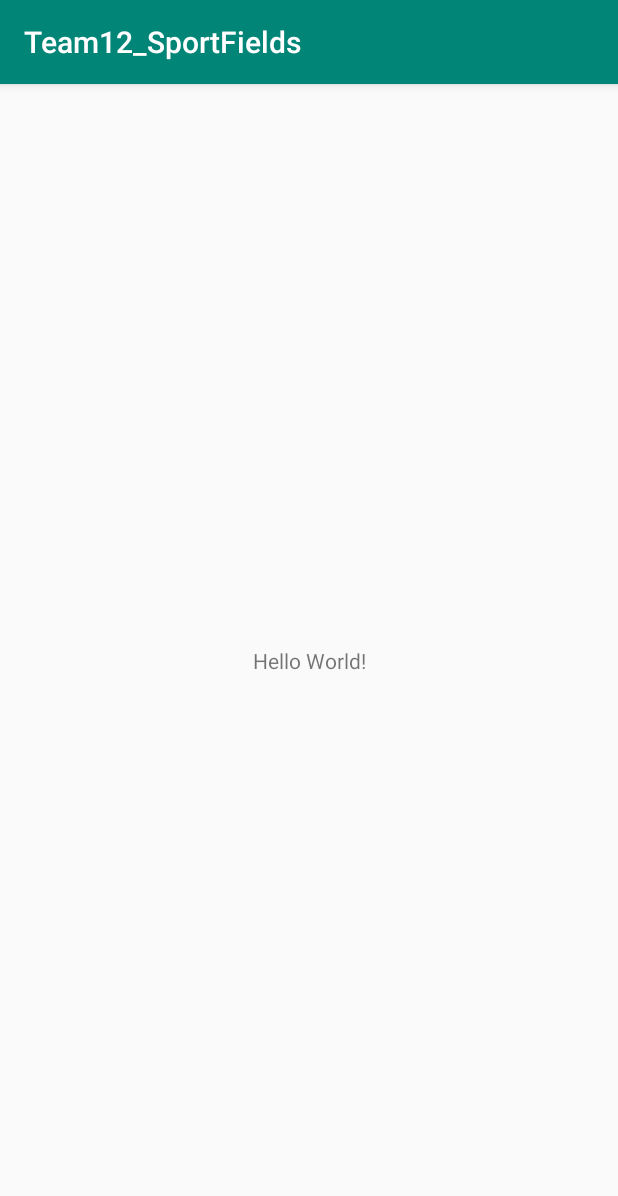
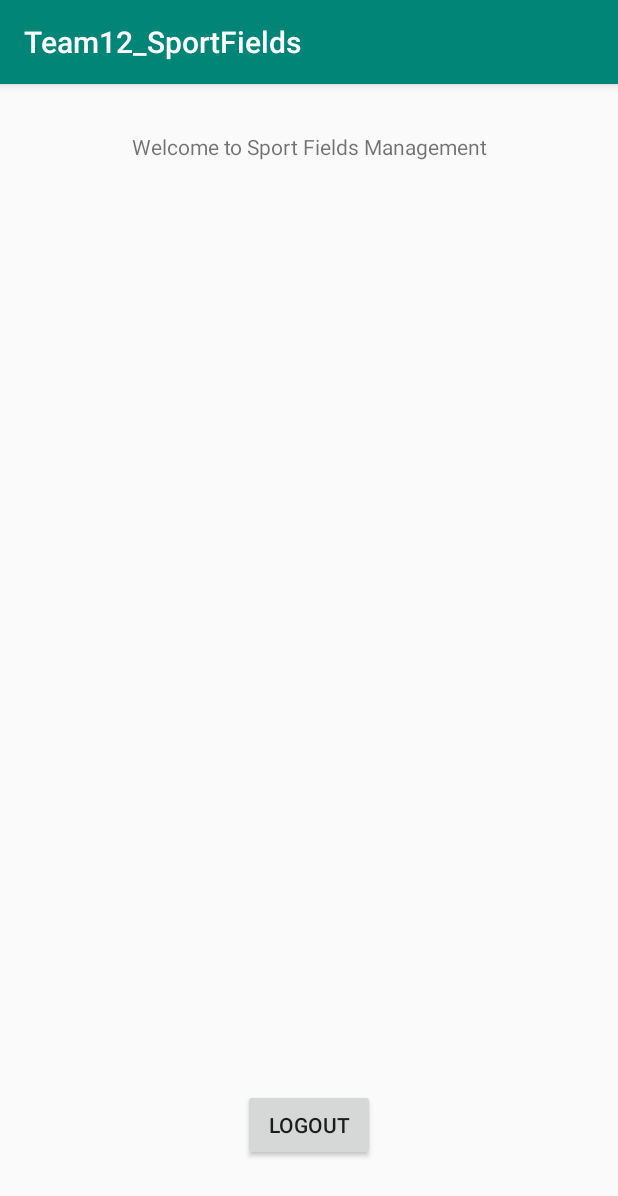
Before and after one commit to shirbar/Team12_SportFields, an Android app: the screen it shows after launch (MainActivity), on a phone screen of 412 x 824 dp. Shown: the top 1196 px of the screen. Run offline under Robolectric (Android 15) with nearby library versions, the phone set to English and light mode, and no system bars; our stand-ins replace Firebase (no records; nobody signed in at launch, a user with empty details on screens opened directly).

Commit message:
added logout button on the main activity to end the session of the user.

```diff
--- a/app/src/main/java/com/example/team12_sportfields/MainActivity.java
+++ b/app/src/main/java/com/example/team12_sportfields/MainActivity.java
@@ -2,7 +2,11 @@ package com.example.team12_sportfields;
 
 import androidx.appcompat.app.AppCompatActivity;
 
+import android.content.Intent;
 import android.os.Bundle;
+import android.view.View;
+
+import com.google.firebase.auth.FirebaseAuth;
 
 public class MainActivity extends AppCompatActivity {
 
@@ -11,4 +15,10 @@ public class MainActivity extends AppCompatActivity {
         super.onCreate(savedInstanceState);
         setContentView(R.layout.activity_main);
     }
+
+
+    public void logout(View view){
+
+    }
+
 }
--- a/app/src/main/res/layout/activity_main.xml
+++ b/app/src/main/res/layout/activity_main.xml
@@ -7,12 +7,27 @@
     tools:context=".MainActivity">
 
     <TextView
+        android:id="@+id/textView3"
         android:layout_width="wrap_content"
         android:layout_height="wrap_content"
-        android:text="Hello World!"
+        android:text="Welcome to Sport Fields Management"
         app:layout_constraintBottom_toBottomOf="parent"
         app:layout_constraintLeft_toLeftOf="parent"
         app:layout_constraintRight_toRightOf="parent"
-        app:layout_constraintTop_toTopOf="parent" />
+        app:layout_constraintTop_toTopOf="parent"
+        app:layout_constraintVertical_bias="0.043" />
+
+    <Button
+        android:id="@+id/logoutBtn"
+        android:layout_width="wrap_content"
+        android:layout_height="wrap_content"
+        android:layout_marginStart="162dp"
+        android:layout_marginEnd="162dp"
+        android:layout_marginBottom="50dp"
+        android:onClick="logout"
+        android:text="Logout"
+        app:layout_constraintBottom_toBottomOf="parent"
+        app:layout_constraintEnd_toEndOf="parent"
+        app:layout_constraintStart_toStartOf="parent" />
 
 </androidx.constraintlayout.widget.ConstraintLayout>
```
